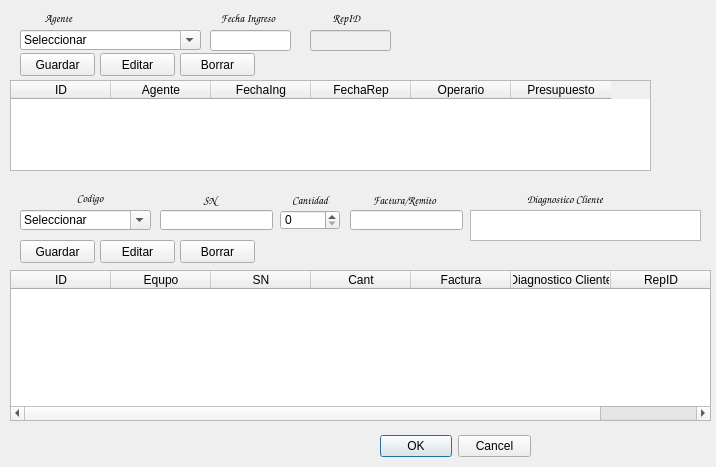
This is ingreso.ui in Matias2178/Sistema_Postventa as Qt 5 draws it before an edit. The edited form follows.
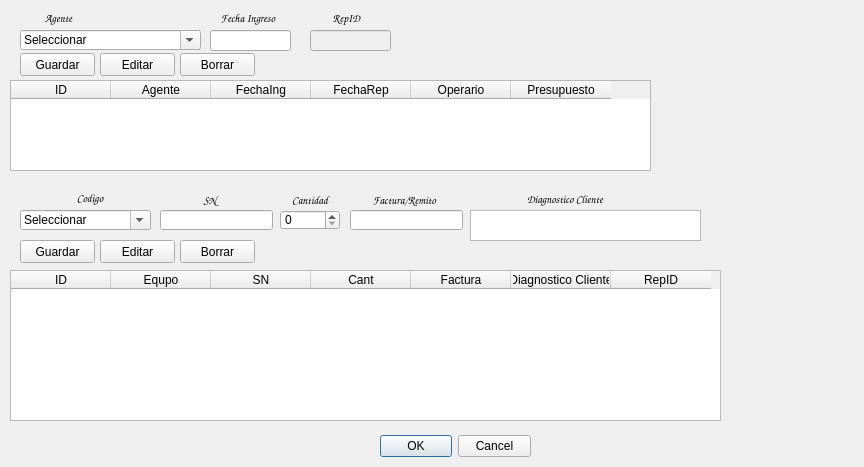
This is the edited form.

Commit message: Correccion de diseño de ventanas

The edit to the form file:
```diff
--- a/ingreso.ui
+++ b/ingreso.ui
@@ -6,7 +6,7 @@
    <rect>
     <x>0</x>
     <y>0</y>
-    <width>716</width>
+    <width>864</width>
     <height>467</height>
    </rect>
   </property>
@@ -292,7 +292,7 @@
     <rect>
      <x>10</x>
      <y>270</y>
-     <width>701</width>
+     <width>711</width>
      <height>151</height>
     </rect>
    </property>
```
The commit also changes 2 other files.
